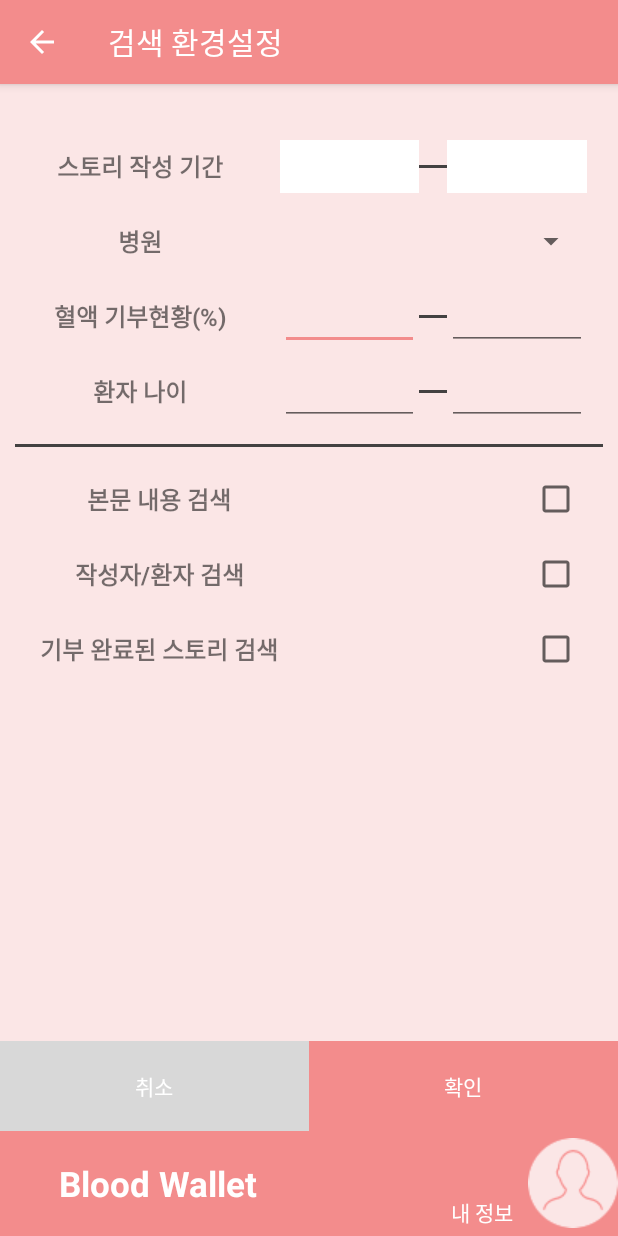
After one commit to SKKone-blockchain/BloodWallet, an Android app: the SearchConfigureActivity screen opened directly, with no data from a screen before it, on a phone screen of 412 x 824 dp. The commit adds this screen. Run offline under Robolectric (Android 15) with nearby library versions, the phone set to English and light mode, and no system bars.

Commit message:
Add stroy search configure activity

```diff
--- /dev/null
+++ b/app/src/main/java/com/example/bloodwallet/SearchConfigureActivity.java
@@ -0,0 +1,56 @@
+package com.example.bloodwallet;
+
+import androidx.appcompat.app.AppCompatActivity;
+
+import android.app.DatePickerDialog;
+import android.os.Bundle;
+import android.view.View;
+import android.widget.DatePicker;
+import android.widget.TextView;
+
+public class SearchConfigureActivity extends AppCompatActivity {
+
+    @Override
+    protected void onCreate(Bundle savedInstanceState) {
+        super.onCreate(savedInstanceState);
+        setContentView(R.layout.activity_search_configure);
+        getSupportActionBar().setDisplayHomeAsUpEnabled(true);
+
+        final TextView searchStartDateText = (TextView) findViewById(R.id.search_configure_start_date);
+        searchStartDateText.setOnClickListener(new View.OnClickListener() {
+            @Override
+            public void onClick(View v) {
+                DatePickerDialog datePickerDialog = new DatePickerDialog(v.getContext());
+                datePickerDialog.setOnDateSetListener(new DatePickerDialog.OnDateSetListener() {
+                    @Override
+                    public void onDateSet(DatePicker view, int year, int month, int dayOfMonth) {
+                        String dateString = GetDate(year, month, dayOfMonth);
+                        searchStartDateText.setText(dateString);
+                    }
+                });
+                datePickerDialog.show();
+            }
+        });
+
+        final TextView searchEndDateText = (TextView) findViewById(R.id.search_configure_end_date);
+        searchEndDateText.setOnClickListener(new View.OnClickListener() {
+            @Override
+            public void onClick(View v) {
+                DatePickerDialog datePickerDialog = new DatePickerDialog(v.getContext());
+                datePickerDialog.setOnDateSetListener(new DatePickerDialog.OnDateSetListener() {
+                    @Override
+                    public void onDateSet(DatePicker view, int year, int month, int dayOfMonth) {
+                        String dateString = GetDate(year, month, dayOfMonth);
+                        searchEndDateText.setText(dateString);
+                    }
+                });
+            }
+        });
+
+
+    }
+
+    private String GetDate(int year, int month, int day) {
+        return String.format("%d.%02d.%02d", year % 100, month + 1, day);
+    }
+}
--- /dev/null
+++ b/app/src/main/res/layout/activity_search_configure.xml
@@ -0,0 +1,288 @@
+<?xml version="1.0" encoding="utf-8"?>
+<LinearLayout xmlns:android="http://schemas.android.com/apk/res/android"
+    xmlns:app="http://schemas.android.com/apk/res-auto"
+    xmlns:tools="http://schemas.android.com/tools"
+    android:layout_width="match_parent"
+    android:layout_height="match_parent"
+    android:background="@color/colorSecondary"
+    android:orientation="vertical"
+    tools:context=".SearchConfigureActivity">
+
+    <View
+        android:layout_width="match_parent"
+        android:layout_height="30dp"/>
+
+    <LinearLayout
+        android:layout_width="match_parent"
+        android:layout_height="50dp"
+        android:orientation="horizontal"
+        android:paddingRight="20dp"
+        android:gravity="center_vertical">
+
+        <TextView
+            android:layout_width="0dp"
+            android:layout_weight="3"
+            android:layout_height="match_parent"
+            android:text="스토리 작성 기간"
+            android:gravity="center"
+            android:textSize="16sp"
+            android:textStyle="bold"/>
+
+        <TextView
+            android:id="@+id/search_configure_start_date"
+            android:layout_width="0dp"
+            android:layout_weight="1.5"
+            android:layout_height="35dp"
+            android:text=""
+            android:background="#FFFFFF"
+            android:clickable="true"
+            android:gravity="center"/>
+
+        <View
+            android:layout_width="0dp"
+            android:layout_weight="0.3"
+            android:layout_height="2dp"
+            android:background="@color/colorHorizontalLine"/>
+
+        <TextView
+            android:id="@+id/search_configure_end_date"
+            android:layout_width="0dp"
+            android:layout_weight="1.5"
+            android:layout_height="35dp"
+            android:text=""
+            android:background="#FFFFFF"
+            android:clickable="true"
+            android:gravity="center"/>
+
+    </LinearLayout>
+
+    <LinearLayout
+        android:layout_width="match_parent"
+        android:layout_height="50dp"
+        android:orientation="horizontal"
+        android:paddingRight="20dp"
+        android:gravity="center_vertical">
+
+        <TextView
+            android:layout_width="0dp"
+            android:layout_weight="3"
+            android:layout_height="match_parent"
+            android:text="병원"
+            android:gravity="center"
+            android:textSize="16sp"
+            android:textStyle="bold"/>
+
+        <Spinner
+            android:id="@+id/search_configure_hospital"
+            android:layout_width="0dp"
+            android:layout_weight="3.3"
+            android:layout_height="match_parent"
+            android:spinnerMode="dropdown"/>
+
+    </LinearLayout>
+
+    <LinearLayout
+        android:layout_width="match_parent"
+        android:layout_height="50dp"
+        android:orientation="horizontal"
+        android:paddingRight="20dp"
+        android:gravity="center_vertical">
+
+        <TextView
+            android:layout_width="0dp"
+            android:layout_weight="3"
+            android:layout_height="match_parent"
+            android:text="혈액 기부현황(%)"
+            android:gravity="center"
+            android:textSize="16sp"
+            android:textStyle="bold"/>
+
+        <EditText
+            android:id="@+id/search_configure_percent_start"
+            android:layout_width="0dp"
+            android:layout_weight="1.5"
+            android:layout_height="45dp"
+            android:gravity="center"/>
+
+        <View
+            android:layout_width="0dp"
+            android:layout_weight="0.3"
+            android:layout_height="2dp"
+            android:background="@color/colorHorizontalLine"/>
+
+        <EditText
+            android:id="@+id/search_configure_percent_end"
+            android:layout_width="0dp"
+            android:layout_weight="1.5"
+            android:layout_height="45dp"
+            android:gravity="center"/>
+
+    </LinearLayout>
+
+    <LinearLayout
+        android:layout_width="match_parent"
+        android:layout_height="50dp"
+        android:orientation="horizontal"
+        android:paddingRight="20dp"
+        android:gravity="center_vertical">
+
+        <TextView
+            android:layout_width="0dp"
+            android:layout_weight="3"
+            android:layout_height="match_parent"
+            android:text="환자 나이"
+            android:gravity="center"
+            android:textSize="16sp"
+            android:textStyle="bold"/>
+
+        <EditText
+            android:id="@+id/search_configure_age_start"
+            android:layout_width="0dp"
+            android:layout_weight="1.5"
+            android:layout_height="45dp"
+            android:gravity="center"/>
+
+        <View
+            android:layout_width="0dp"
+            android:layout_weight="0.3"
+            android:layout_height="2dp"
+            android:background="@color/colorHorizontalLine"/>
+
+        <EditText
+            android:id="@+id/search_configure_age_end"
+            android:layout_width="0dp"
+            android:layout_weight="1.5"
+            android:layout_height="45dp"
+            android:gravity="center"/>
+
+    </LinearLayout>
+
+    <View
+        android:layout_width="match_parent"
+        android:layout_height="2dp"
+        android:background="@color/colorHorizontalLine"
+        android:layout_margin="10dp"/>
+
+    <LinearLayout
+        android:layout_width="match_parent"
+        android:layout_height="50dp"
+        android:orientation="horizontal"
+        android:paddingRight="20dp"
+        android:gravity="center_vertical">
+
+        <TextView
+            android:layout_width="0dp"
+            android:layout_weight="3"
+            android:layout_height="match_parent"
+            android:text="본문 내용 검색"
+            android:gravity="center"
+            android:textSize="16sp"
+            android:textStyle="bold"/>
+
+        <View
+            android:layout_width="0dp"
+            android:layout_weight="2"
+            android:layout_height="match_parent"/>
+
+        <CheckBox
+            android:id="@+id/search_configure_content"
+            android:layout_width="wrap_content"
+            android:layout_height="match_parent"
+            android:paddingRight="5dp"
+            android:gravity="center"/>
+
+    </LinearLayout>
+
+    <LinearLayout
+        android:layout_width="match_parent"
+        android:layout_height="50dp"
+        android:orientation="horizontal"
+        android:paddingRight="20dp"
+        android:gravity="center_vertical">
+
+        <TextView
+            android:layout_width="0dp"
+            android:layout_weight="3"
+            android:layout_height="match_parent"
+            android:text="작성자/환자 검색"
+            android:gravity="center"
+            android:textSize="16sp"
+            android:textStyle="bold"/>
+
+        <View
+            android:layout_width="0dp"
+            android:layout_weight="2"
+            android:layout_height="match_parent"/>
+
+        <CheckBox
+            android:id="@+id/search_configure_writer"
+            android:layout_width="wrap_content"
+            android:layout_height="match_parent"
+            android:paddingRight="5dp"
+            android:gravity="center"/>
+
+    </LinearLayout>
+
+    <LinearLayout
+        android:layout_width="match_parent"
+        android:layout_height="50dp"
+        android:orientation="horizontal"
+        android:paddingRight="20dp"
+        android:gravity="center_vertical">
+
+        <TextView
+            android:layout_width="0dp"
+            android:layout_weight="3"
+            android:layout_height="match_parent"
+            android:text="기부 완료된 스토리 검색"
+            android:gravity="center"
+            android:textSize="16sp"
+            android:textStyle="bold"/>
+
+        <View
+            android:layout_width="0dp"
+            android:layout_weight="2"
+            android:layout_height="match_parent"/>
+
+        <CheckBox
+            android:id="@+id/search_configure_success"
+            android:layout_width="wrap_content"
+            android:layout_height="match_parent"
+            android:paddingRight="5dp"
+            android:gravity="center"/>
+
+    </LinearLayout>
+
+    <View
+        android:layout_width="match_parent"
+        android:layout_height="0dp"
+        android:layout_weight="1"/>
+
+    <LinearLayout
+        android:layout_width="match_parent"
+        android:layout_height="60dp"
+        android:orientation="horizontal">
+
+        <Button
+            android:id="@+id/search_configure_cancel"
+            android:layout_width="0dp"
+            android:layout_weight="1"
+            android:layout_height="match_parent"
+            android:background="@color/colorInactive"
+            android:text="취소"
+            android:textColor="#FFFFFF"/>
+
+        <Button
+            android:id="@+id/search_configure_ok"
+            android:layout_width="0dp"
+            android:layout_weight="1"
+            android:layout_height="match_parent"
+            android:background="@color/colorPrimary"
+            android:text="확인"
+            android:textColor="#FFFFFF"/>
+
+    </LinearLayout>
+
+    <include layout="@layout/fragment_bottom_my_info"/>
+
+</LinearLayout>
--- a/app/src/main/res/values/colors.xml
+++ b/app/src/main/res/values/colors.xml
@@ -1,6 +1,7 @@
 <?xml version="1.0" encoding="utf-8"?>
 <resources>
     <color name="colorPrimary">#f38c8c</color>
+    <color name="colorSecondary">#fbe6e6</color>
     <color name="colorPrimaryDark">#3700B3</color>
     <color name="colorAccent">#03DAC5</color>
     <color name="colorActionBarText">#000000</color>
```
Also changed, not shown: app/src/main/AndroidManifest.xml (+12 -5 lines).
